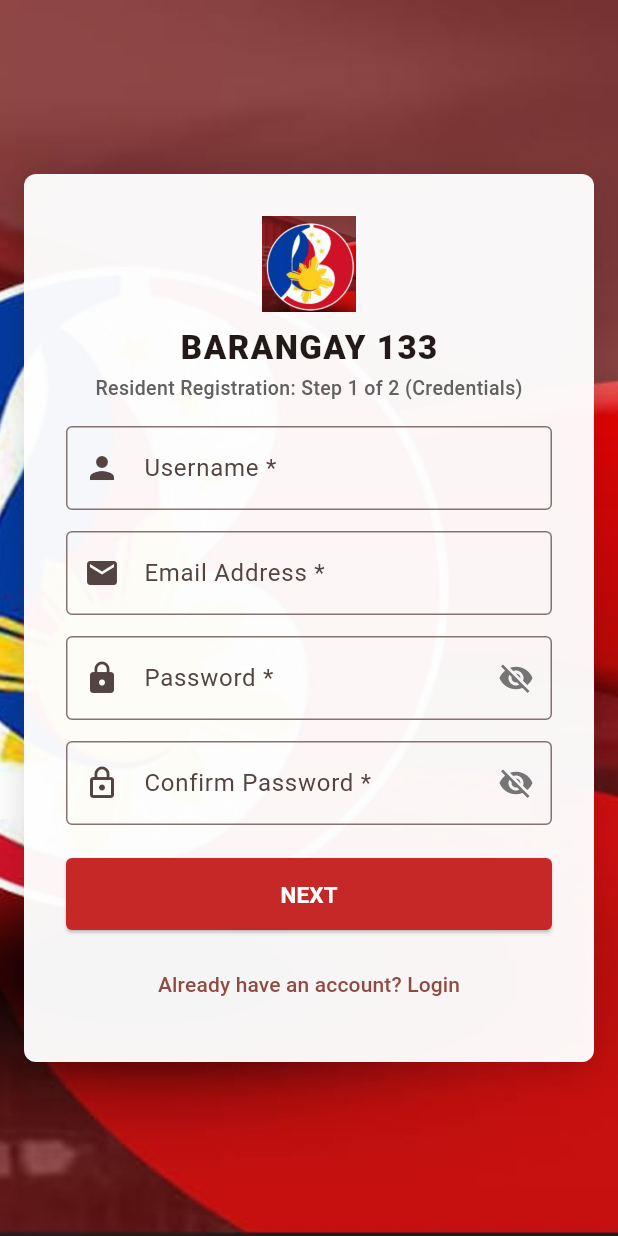
After one commit to loafhae/brgy133_system, a Flutter app: the screen it shows after launch, after a tap on "Register Account", on a phone screen of 412 x 824 dp. The commit adds this screen. Run offline on Flutter 3.47's test engine with Material 3 defaults, Android fonts, the phone set to English and light mode, and no system bars; our stand-ins replace file_picker, firebase_core, firebase_messaging, shared_preferences; accounts and stored records are empty; network calls fail.

Commit message:
fixed layout for register

```diff
--- a/RASPY_Files_and_Backend/frontend/flutter_app/lib/main.dart
+++ b/RASPY_Files_and_Backend/frontend/flutter_app/lib/main.dart
@@ -7,6 +7,7 @@ import 'providers/auth_provider.dart';
 import 'providers/announcement_provider.dart';
 import 'providers/feedback_provider.dart';
 import 'screens/login_screen.dart';
+import 'screens/register_screen.dart';
 import 'screens/change_password_screen.dart';
 import 'screens/dashboard_screen.dart';
 import 'screens/announcements_screen.dart';
@@ -73,6 +74,7 @@ class MyApp extends StatelessWidget {
         initialRoute: '/login',
         routes: {
           '/login': (context) => const LoginScreen(),
+          '/register': (context) => const RegisterScreen(),
           '/change-password': (context) => const ChangePasswordScreen(),
           '/dashboard': (context) => const DashboardScreen(),
           '/announcements': (context) => const AnnouncementsScreen(),
--- a/RASPY_Files_and_Backend/frontend/flutter_app/lib/screens/login_screen.dart
+++ b/RASPY_Files_and_Backend/frontend/flutter_app/lib/screens/login_screen.dart
@@ -13,6 +13,7 @@ class _LoginScreenState extends State<LoginScreen> {
   final _formKey = GlobalKey<FormState>();
   final _usernameController = TextEditingController();
   final _passwordController = TextEditingController();
+  bool _obscurePassword = true;
   bool _isLoading = false;
   String _errorMessage = "";
 
@@ -76,6 +77,7 @@ class _LoginScreenState extends State<LoginScreen> {
           image: DecorationImage(
             image: AssetImage('assets/barangay.jpg'),
             fit: BoxFit.cover,
+            filterQuality: FilterQuality.high,
           ),
         ),
         child: Center(
@@ -124,11 +126,18 @@ class _LoginScreenState extends State<LoginScreen> {
                   const SizedBox(height: 15),
                   TextFormField(
                     controller: _passwordController,
-                    obscureText: true,
-                    decoration: const InputDecoration(
+                    obscureText: _obscurePassword,
+                    decoration: InputDecoration(
                       labelText: 'Password',
-                      border: OutlineInputBorder(),
-                      prefixIcon: Icon(Icons.lock),
+                      border: const OutlineInputBorder(),
+                      prefixIcon: const Icon(Icons.lock),
+                      suffixIcon: IconButton(
+                        icon: Icon(
+                          _obscurePassword ? Icons.visibility_off : Icons.visibility,
+                          color: Colors.grey[600],
+                        ),
+                        onPressed: () => setState(() => _obscurePassword = !_obscurePassword),
+                      ),
                     ),
                     validator: (v) => v!.isEmpty ? 'Please enter password' : null,
                   ),
@@ -143,7 +152,10 @@ class _LoginScreenState extends State<LoginScreen> {
                           : const Text('LOGIN', style: TextStyle(fontSize: 16, fontWeight: FontWeight.bold)),
                     ),
                   ),
-                  const SizedBox(height: 12),
+                  const SizedBox(height: 14),
+                  Row(
+                    mainAxisAlignment: MainAxisAlignment.spaceBetween,
+                    children: [
                       GestureDetector(
                         onTap: () => showDialog(
                           context: context,
@@ -158,7 +170,19 @@ class _LoginScreenState extends State<LoginScreen> {
                             ],
                           ),
                         ),
-                    child: const Text('Forgot Password?', style: TextStyle(color: Color(0xFFc62828), fontWeight: FontWeight.w600)),
+                        child: const Text(
+                          'Forgot Password?',
+                          style: TextStyle(color: Color(0xFFc62828), fontWeight: FontWeight.w600),
+                        ),
+                      ),
+                      GestureDetector(
+                        onTap: () => Navigator.pushNamed(context, '/register'),
+                        child: const Text(
+                          'Register Account',
+                          style: TextStyle(color: Color(0xFFc62828), fontWeight: FontWeight.bold),
+                        ),
+                      ),
+                    ],
                   ),
                 ],
               ),
--- /dev/null
+++ b/RASPY_Files_and_Backend/frontend/flutter_app/lib/screens/register_screen.dart
@@ -0,0 +1,484 @@
+import 'package:flutter/material.dart';
+import 'package:intl/intl.dart';
+import '../services/api_service.dart';
+
+class RegisterScreen extends StatefulWidget {
+  const RegisterScreen({super.key});
+
+  @override
+  State<RegisterScreen> createState() => _RegisterScreenState();
+}
+
+class _RegisterScreenState extends State<RegisterScreen> {
+  final _formKey = GlobalKey<FormState>();
+  int _currentStep = 1;
+
+  // Account details
+  final _usernameController = TextEditingController();
+  final _emailController = TextEditingController();
+  final _passwordController = TextEditingController();
+  final _confirmPasswordController = TextEditingController();
+
+  // Resident personal details
+  final _firstNameController = TextEditingController();
+  final _middleNameController = TextEditingController();
+  final _lastNameController = TextEditingController();
+  final _addressController = TextEditingController();
+  final _mobileController = TextEditingController();
+  String? _selectedGender;
+  DateTime? _selectedBirthday;
+  String? _selectedCivilStatus;
+
+  bool _agreePrivacy = false;
+  bool _obscurePassword = true;
+  bool _obscureConfirmPassword = true;
+  bool _isLoading = false;
+  String _errorMessage = '';
+
+  @override
+  void dispose() {
+    _usernameController.dispose();
+    _emailController.dispose();
+    _passwordController.dispose();
+    _confirmPasswordController.dispose();
+    _firstNameController.dispose();
+    _middleNameController.dispose();
+    _lastNameController.dispose();
+    _addressController.dispose();
+    _mobileController.dispose();
+    super.dispose();
+  }
+
+  void _nextStep() {
+    setState(() => _errorMessage = '');
+    if (_usernameController.text.trim().isEmpty ||
+        _emailController.text.trim().isEmpty ||
+        _passwordController.text.isEmpty ||
+        _confirmPasswordController.text.isEmpty) {
+      setState(() => _errorMessage = 'Please fill in all required account fields.');
+      return;
+    }
+
+    if (!_emailController.text.trim().contains('@')) {
+      setState(() => _errorMessage = 'Please enter a valid email address.');
+      return;
+    }
+
+    if (_passwordController.text != _confirmPasswordController.text) {
+      setState(() => _errorMessage = 'Passwords do not match.');
+      return;
+    }
+
+    if (_passwordController.text.length < 6) {
+      setState(() => _errorMessage = 'Password must be at least 6 characters.');
+      return;
+    }
+
+    setState(() {
+      _currentStep = 2;
+    });
+  }
+
+  Future<void> _handleRegister() async {
+    setState(() => _errorMessage = '');
+
+    if (_firstNameController.text.trim().isEmpty ||
+        _lastNameController.text.trim().isEmpty ||
+        _addressController.text.trim().isEmpty) {
+      setState(() => _errorMessage = 'Please fill in your name and address.');
+      return;
+    }
+
+    if (!_agreePrivacy) {
+      setState(() => _errorMessage = 'You must agree to the Data Privacy Act terms to register.');
+      return;
+    }
+
+    setState(() => _isLoading = true);
+
+    try {
+      final payload = {
+        'username': _usernameController.text.trim(),
+        'email': _emailController.text.trim(),
+        'password': _passwordController.text,
+        'role': 'resident',
+        'first_name': _firstNameController.text.trim(),
+        'middle_name': _middleNameController.text.trim().isEmpty ? null : _middleNameController.text.trim(),
+        'last_name': _lastNameController.text.trim(),
+        'gender': _selectedGender,
+        'birthday': _selectedBirthday != null ? DateFormat('yyyy-MM-dd').format(_selectedBirthday!) : null,
+        'civil_status': _selectedCivilStatus,
+        'address': _addressController.text.trim(),
+        'mobile_number': _mobileController.text.trim().isEmpty ? null : _mobileController.text.trim(),
+      };
+
+      await ApiService.post('/auth/register', payload, auth: false);
+
+      if (!mounted) return;
+
+      showDialog(
+        context: context,
+        barrierDismissible: false,
+        builder: (ctx) => AlertDialog(
+          title: const Row(
+            children: [
+              Icon(Icons.check_circle, color: Colors.green),
+              SizedBox(width: 8),
+              Text('Registration Successful'),
+            ],
+          ),
+          content: const Text(
+            'Your account has been submitted! It is now pending verification and approval by the Barangay Super Admin.',
+          ),
+          actions: [
+            ElevatedButton(
+              onPressed: () {
+                Navigator.pop(ctx);
+                Navigator.pushReplacementNamed(context, '/login');
+              },
+              child: const Text('Go to Login'),
+            ),
+          ],
+        ),
+      );
+    } catch (e) {
+      final msg = e.toString().replaceAll('Exception: ', '');
+      if (mounted) {
+        setState(() => _errorMessage = msg);
+      }
+    } finally {
+      if (mounted) setState(() => _isLoading = false);
+    }
+  }
+
+  Future<void> _pickBirthday() async {
+    final now = DateTime.now();
+    final picked = await showDatePicker(
+      context: context,
+      initialDate: _selectedBirthday ?? DateTime(now.year - 20, now.month, now.day),
+      firstDate: DateTime(1900),
+      lastDate: now,
+    );
+    if (picked != null) {
+      setState(() => _selectedBirthday = picked);
+    }
+  }
+
+  @override
+  Widget build(BuildContext context) {
+    return Scaffold(
+      body: Container(
+        decoration: const BoxDecoration(
+          image: DecorationImage(
+            image: AssetImage('assets/barangay.jpg'),
+            fit: BoxFit.cover,
+            filterQuality: FilterQuality.high,
+          ),
+        ),
+        child: Center(
+          child: SingleChildScrollView(
+            padding: const EdgeInsets.symmetric(vertical: 24, horizontal: 16),
+            child: Container(
+              width: 480,
+              padding: const EdgeInsets.all(28),
+              decoration: BoxDecoration(
+                color: Colors.white.withOpacity(0.96),
+                borderRadius: BorderRadius.circular(8),
+                boxShadow: [
+                  BoxShadow(
+                    color: Colors.black.withOpacity(0.15),
+                    blurRadius: 20,
+                    offset: const Offset(0, 4),
+                  ),
+                ],
+              ),
+              child: Form(
+                key: _formKey,
+                child: Column(
+                  mainAxisSize: MainAxisSize.min,
+                  children: [
+                    Image.asset(
+                      'assets/logo.png',
+                      height: 64,
+                      errorBuilder: (context, error, stackTrace) => const SizedBox.shrink(),
+                    ),
+                    const SizedBox(height: 8),
+                    const Text(
+                      'BARANGAY 133',
+                      style: TextStyle(fontSize: 22, fontWeight: FontWeight.w800, letterSpacing: 1),
+                    ),
+                    const SizedBox(height: 2),
+                    Text(
+                      _currentStep == 1
+                          ? 'Resident Registration: Step 1 of 2 (Credentials)'
+                          : 'Resident Registration: Step 2 of 2 (Details)',
+                      style: TextStyle(fontSize: 13, color: Colors.grey[700], fontWeight: FontWeight.w500),
+                    ),
+                    const SizedBox(height: 16),
+                    if (_errorMessage.isNotEmpty) ...[
+                      Container(
+                        padding: const EdgeInsets.all(12),
+                        decoration: BoxDecoration(
+                          color: Colors.red.shade50,
+                          borderRadius: BorderRadius.circular(4),
+                          border: Border.all(color: Colors.red.shade200),
+                        ),
+                        child: Row(
+                          children: [
+                            const Icon(Icons.error_outline, color: Colors.red, size: 20),
+                            const SizedBox(width: 8),
+                            Expanded(
+                              child: Text(
+                                _errorMessage,
+                                style: TextStyle(color: Colors.red.shade800, fontSize: 13),
+                              ),
+                            ),
+                          ],
+                        ),
+                      ),
+                      const SizedBox(height: 16),
+                    ],
+
+                    if (_currentStep == 1) ...[
+                      // STEP 1: CREDENTIALS
+                      TextFormField(
+                        controller: _usernameController,
+                        decoration: const InputDecoration(
+                          labelText: 'Username *',
+                          border: OutlineInputBorder(),
+                          prefixIcon: Icon(Icons.person),
+                        ),
+                      ),
+                      const SizedBox(height: 14),
+                      TextFormField(
+                        controller: _emailController,
+                        keyboardType: TextInputType.emailAddress,
+                        decoration: const InputDecoration(
+                          labelText: 'Email Address *',
+                          border: OutlineInputBorder(),
+                          prefixIcon: Icon(Icons.email),
+                        ),
+                      ),
+                      const SizedBox(height: 14),
+                      TextFormField(
+                        controller: _passwordController,
+                        obscureText: _obscurePassword,
+                        decoration: InputDecoration(
+                          labelText: 'Password *',
+                          border: const OutlineInputBorder(),
+                          prefixIcon: const Icon(Icons.lock),
+                          suffixIcon: IconButton(
+                            icon: Icon(
+                              _obscurePassword ? Icons.visibility_off : Icons.visibility,
+                              color: Colors.grey[600],
+                            ),
+                            onPressed: () => setState(() => _obscurePassword = !_obscurePassword),
+                          ),
+                        ),
+                      ),
+                      const SizedBox(height: 14),
+                      TextFormField(
+                        controller: _confirmPasswordController,
+                        obscureText: _obscureConfirmPassword,
+                        decoration: InputDecoration(
+                          labelText: 'Confirm Password *',
+                          border: const OutlineInputBorder(),
+                          prefixIcon: const Icon(Icons.lock_outline),
+                          suffixIcon: IconButton(
+                            icon: Icon(
+                              _obscureConfirmPassword ? Icons.visibility_off : Icons.visibility,
+                              color: Colors.grey[600],
+                            ),
+                            onPressed: () => setState(() => _obscureConfirmPassword = !_obscureConfirmPassword),
+                          ),
+                        ),
+                      ),
+                      const SizedBox(height: 22),
+                      SizedBox(
+                        width: double.infinity,
+                        height: 48,
+                        child: ElevatedButton(
+                          onPressed: _nextStep,
+                          child: const Text('NEXT', style: TextStyle(fontSize: 15, fontWeight: FontWeight.bold)),
+                        ),
+                      ),
+                      const SizedBox(height: 12),
+                      TextButton(
+                        onPressed: () => Navigator.pop(context),
+                        child: const Text('Already have an account? Login'),
+                      ),
+                    ] else ...[
+                      // STEP 2: PERSONAL INFORMATION
+                      TextFormField(
+                        controller: _firstNameController,
+                        decoration: const InputDecoration(
+                          labelText: 'First Name *',
+                          border: OutlineInputBorder(),
+                          prefixIcon: Icon(Icons.badge),
+                        ),
+                      ),
+                      const SizedBox(height: 14),
+                      TextFormField(
+                        controller: _middleNameController,
+                        decoration: const InputDecoration(
+                          labelText: 'Middle Name (Optional)',
+                          border: OutlineInputBorder(),
+                        ),
+                      ),
+                      const SizedBox(height: 14),
+                      TextFormField(
+                        controller: _lastNameController,
+                        decoration: const InputDecoration(
+                          labelText: 'Last Name *',
+                          border: OutlineInputBorder(),
+                        ),
+                      ),
+                      const SizedBox(height: 14),
+                      DropdownButtonFormField<String>(
+                        value: _selectedGender,
+                        decoration: const InputDecoration(
+                          labelText: 'Gender',
+                          border: OutlineInputBorder(),
+                          prefixIcon: Icon(Icons.people),
+                        ),
+                        items: const [
+                          DropdownMenuItem(value: 'Male', child: Text('Male')),
+                          DropdownMenuItem(value: 'Female', child: Text('Female')),
+                          DropdownMenuItem(value: 'Other', child: Text('Other')),
+                        ],
+                        onChanged: (val) => setState(() => _selectedGender = val),
+                      ),
+                      const SizedBox(height: 14),
+                      InkWell(
+                        onTap: _pickBirthday,
+                        child: InputDecorator(
+                          decoration: const InputDecoration(
+                            labelText: 'Birthday',
+                            border: OutlineInputBorder(),
+                            prefixIcon: Icon(Icons.cake),
+                          ),
+                          child: Text(
+                            _selectedBirthday != null
+                                ? DateFormat('yyyy-MM-dd').format(_selectedBirthday!)
+                                : 'Select birthday',
+                            style: TextStyle(
+                              color: _selectedBirthday != null ? Colors.black87 : Colors.grey[600],
+                            ),
+                          ),
+                        ),
+                      ),
+                      const SizedBox(height: 14),
+                      DropdownButtonFormField<String>(
+                        value: _selectedCivilStatus,
+                        decoration: const InputDecoration(
+                          labelText: 'Civil Status',
+                          border: OutlineInputBorder(),
+                        ),
+                        items: const [
+                          DropdownMenuItem(value: 'Single', child: Text('Single')),
+                          DropdownMenuItem(value: 'Married', child: Text('Married')),
+                          DropdownMenuItem(value: 'Widowed', child: Text('Widowed')),
+                          DropdownMenuItem(value: 'Separated', child: Text('Separated')),
+                        ],
+                        onChanged: (val) => setState(() => _selectedCivilStatus = val),
+                      ),
+                      const SizedBox(height: 14),
+                      TextFormField(
+                        controller: _addressController,
+                        decoration: const InputDecoration(
+                          labelText: 'Address in Barangay 133 *',
+                          border: OutlineInputBorder(),
+                          prefixIcon: Icon(Icons.home),
+                        ),
+                      ),
+                      const SizedBox(height: 14),
+                      TextFormField(
+                        controller: _mobileController,
+                        keyboardType: TextInputType.phone,
+                        decoration: const InputDecoration(
+                          labelText: 'Mobile Number',
+                          border: OutlineInputBorder(),
+                          prefixIcon: Icon(Icons.phone),
+                        ),
+                      ),
+                      const SizedBox(height: 16),
+                      // Data Privacy Notice
+                      Container(
+                        padding: const EdgeInsets.all(12),
+                        decoration: BoxDecoration(
+                          color: Colors.grey.shade100,
+                          borderRadius: BorderRadius.circular(4),
+                          border: Border.all(color: Colors.grey.shade300),
+                        ),
+                        child: Column(
+                          crossAxisAlignment: CrossAxisAlignment.start,
+                          children: [
+                            const Text(
+                              'Data Privacy Notice:',
+                              style: TextStyle(fontSize: 12, fontWeight: FontWeight.bold),
+                            ),
+                            const SizedBox(height: 4),
+                            Text(
+                              'By submitting this form, you consent to the collection and processing of your personal information in accordance with the Data Privacy Act of 2012 for Barangay 133 resident verification.',
+                              style: TextStyle(fontSize: 11, color: Colors.grey[800], height: 1.3),
+                            ),
+                            const SizedBox(height: 6),
+                            Row(
+                              children: [
+                                Checkbox(
+                                  value: _agreePrivacy,
+                                  onChanged: (v) => setState(() => _agreePrivacy = v ?? false),
+                                ),
+                                const Expanded(
+                                  child: Text(
+                                    'I agree to the Data Privacy Terms',
+                                    style: TextStyle(fontSize: 12, fontWeight: FontWeight.w600),
+                                  ),
+                                ),
+                              ],
+                            ),
+                          ],
+                        ),
+                      ),
+                      const SizedBox(height: 20),
+                      Row(
+                        children: [
+                          Expanded(
+                            child: OutlinedButton(
+                              onPressed: () => setState(() => _currentStep = 1),
+                              child: const Text('BACK'),
+                            ),
+                          ),
+                          const SizedBox(width: 12),
+                          Expanded(
+                            flex: 2,
+                            child: SizedBox(
+                              height: 48,
+                              child: ElevatedButton(
+                                onPressed: _isLoading ? null : _handleRegister,
+                                child: _isLoading
+                                    ? const SizedBox(
+                                        height: 20,
+                                        width: 20,
+                                        child: CircularProgressIndicator(
+                                          strokeWidth: 2,
+                                          valueColor: AlwaysStoppedAnimation<Color>(Colors.white),
+                                        ),
+                                      )
+                                    : const Text('REGISTER', style: TextStyle(fontSize: 15, fontWeight: FontWeight.bold)),
+                              ),
+                            ),
+                          ),
+                        ],
+                      ),
+                    ],
+                  ],
+                ),
+              ),
+            ),
+          ),
+        ),
+      ),
+    );
+  }
+}
--- a/RASPY_Files_and_Backend/frontend/flutter_app/lib/services/api_service.dart
+++ b/RASPY_Files_and_Backend/frontend/flutter_app/lib/services/api_service.dart
@@ -4,7 +4,7 @@ import 'package:http/http.dart' as http;
 import 'package:shared_preferences/shared_preferences.dart';
 
 class ApiService {
-  static const String _baseUrl = 'https://aluminium-max-investigated-customs.trycloudflare.com/api';
+  static const String _baseUrl = 'https://faq-thru-auckland-readily.trycloudflare.com/api';
   static String get baseUrl => _baseUrl.replaceAll('/api', '');
   static const String _tokenKey = 'auth_token';
 
--- a/RASPY_Files_and_Backend/tunnel_be_url.txt
+++ b/RASPY_Files_and_Backend/tunnel_be_url.txt
@@ -1 +1 @@
-https://aluminium-max-investigated-customs.trycloudflare.com
+https://faq-thru-auckland-readily.trycloudflare.com
--- a/RASPY_Files_and_Backend/tunnel_fe_url.txt
+++ b/RASPY_Files_and_Backend/tunnel_fe_url.txt
@@ -1 +1 @@
-https://internet-rome-extension-deutschland.trycloudflare.com
+https://ideal-towards-title-capital.trycloudflare.com
--- a/RASPY_Files_and_Backend/tunnel_stream_url.txt
+++ /dev/null
@@ -1 +0,0 @@
-https://dig-semi-myself-formula.trycloudflare.com
```
Also changed, not shown: RASPY_Files_and_Backend/frontend/flutter_app/lib/screens/change_password_screen.dart (+30 -6 lines), RASPY_Files_and_Backend/frontend/flutter_app/pubspec.lock, RASPY_Files_and_Backend/frontend/frontend-react/public/barangay.jpg, 7 other files. Lines whose indentation alone changed are shown as unchanged.
